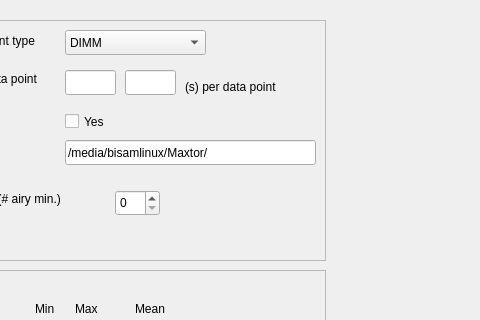
First picture: the form in seeinggui.ui, repository kristhjo/freeSpaceTracking, before the edit; both pictures show x 145 to 625 and y 0 to 320 of the 1227 by 635 pixel window.
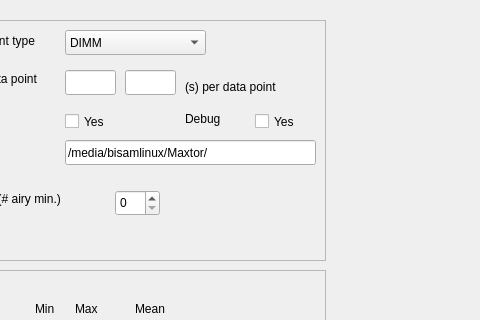
Second picture: the form after the edit. Custom widgets are drawn as their Qt base class.

Patch:
```diff
--- a/seeinggui.ui
+++ b/seeinggui.ui
@@ -493,6 +493,32 @@
       <string>Yes</string>
      </property>
     </widget>
+    <widget class="QLabel" name="Label_Debug">
+     <property name="geometry">
+      <rect>
+       <x>300</x>
+       <y>90</y>
+       <width>51</width>
+       <height>17</height>
+      </rect>
+     </property>
+     <property name="text">
+      <string>Debug</string>
+     </property>
+    </widget>
+    <widget class="QCheckBox" name="CheckB_Debug">
+     <property name="geometry">
+      <rect>
+       <x>370</x>
+       <y>90</y>
+       <width>41</width>
+       <height>23</height>
+      </rect>
+     </property>
+     <property name="text">
+      <string>Yes</string>
+     </property>
+    </widget>
    </widget>
   </widget>
   <widget class="QMenuBar" name="menubar">
```
